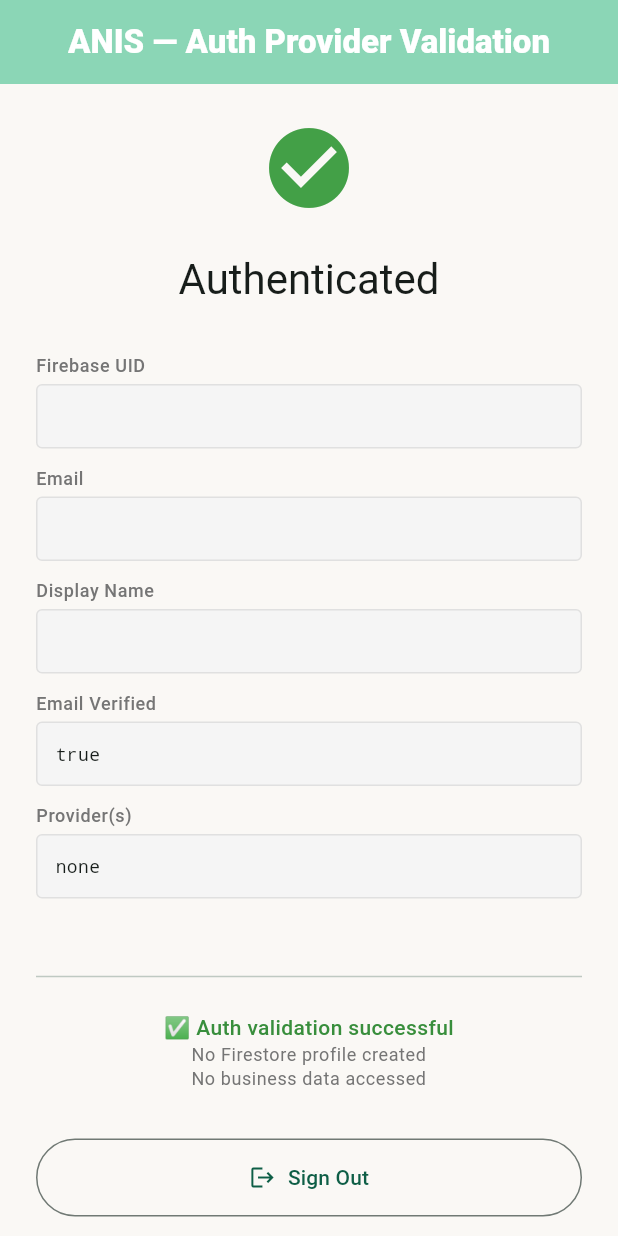
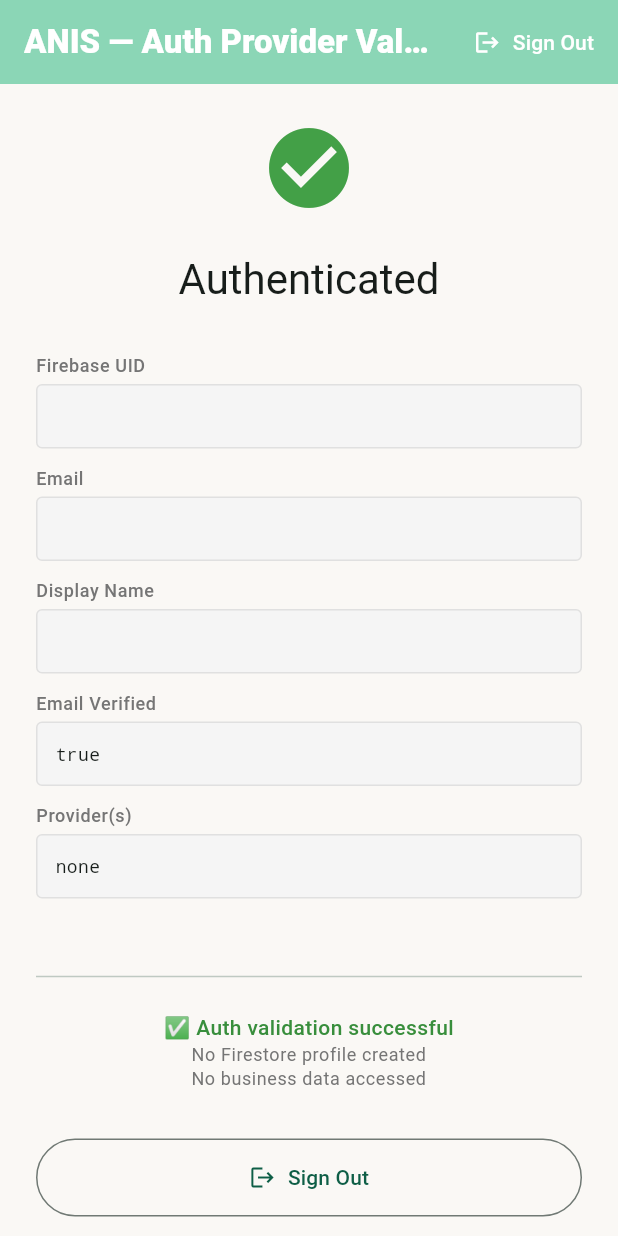
Before and after one commit to kanis92/anis-khatamat, a Flutter app: the AuthProviderValidationScreen screen opened directly, on a phone screen of 412 x 824 dp. Run offline on Flutter 3.47's test engine with Material 3 defaults, Android fonts, the phone set to English and light mode, and no system bars; our stand-ins replace adhan, bloc, cloud_firestore, connectivity_plus, equatable, firebase_auth and 15 more; missing offline and left inert: dart:js_interop, hijri_date_time; accounts and stored records are empty; Roboto replaces fonts that are missing (Cairo).

Commit message:
fix: improve Apple Sign-In and auth validation harness UX
Pass Apple authorizationCode to Firebase OAuth credential so production
Apple sign-in validates after Firebase console OAuth configuration.

Improve the dev validation screen with scroll, app bar Sign Out, and
clearer Apple availability and error handling for device testing.

Co-authored-by: Cursor <cursoragent@cursor.com>

```diff
--- a/lib/dev/auth_provider_validation_screen.dart
+++ b/lib/dev/auth_provider_validation_screen.dart
@@ -135,9 +135,20 @@ class _AuthProviderValidationScreenState
       appBar: AppBar(
         title: const Text('ANIS — Auth Provider Validation'),
         backgroundColor: Theme.of(context).colorScheme.inversePrimary,
+        actions: [
+          if (_currentUser != null)
+            TextButton.icon(
+              onPressed: _handleSignOut,
+              icon: const Icon(Icons.logout, color: Colors.white),
+              label: const Text(
+                'Sign Out',
+                style: TextStyle(color: Colors.white),
+              ),
+            ),
+        ],
       ),
       body: SafeArea(
-        child: Padding(
+        child: SingleChildScrollView(
           padding: const EdgeInsets.all(24.0),
           child: Center(
             child: ConstrainedBox(
@@ -233,6 +244,7 @@ class _AuthProviderValidationScreenState
         .join(', ');
 
     return Column(
+      mainAxisSize: MainAxisSize.min,
       mainAxisAlignment: MainAxisAlignment.center,
       crossAxisAlignment: CrossAxisAlignment.stretch,
       children: [
```
Also changed, not shown: lib/core/services/auth_service.dart (+23 -3 lines).
